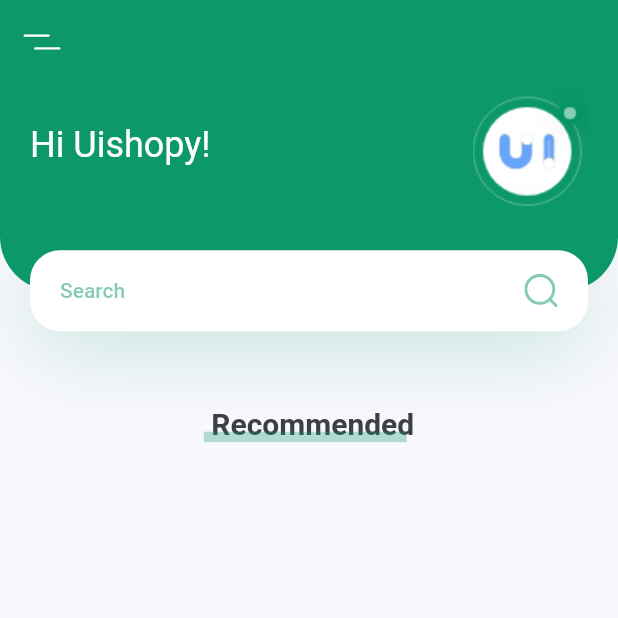
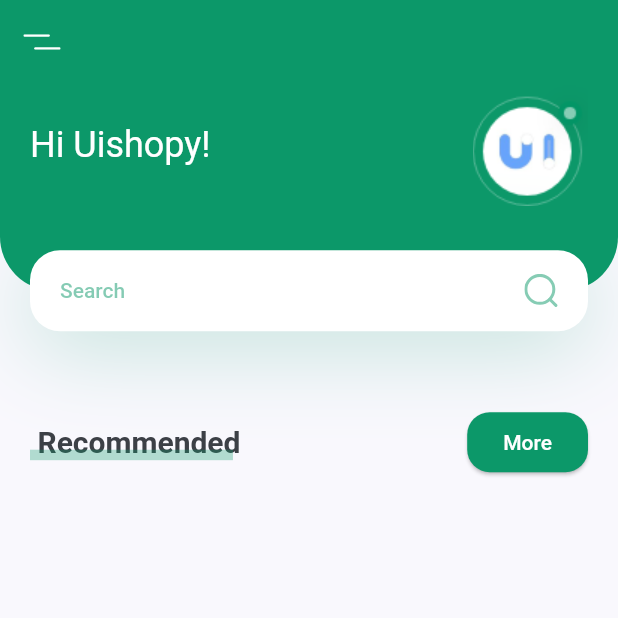
Before and after one commit to songhee24/plant_app_ui, a Flutter app: the screen it shows after launch, on a phone screen of 412 x 824 dp, the top half of it. Run offline on Flutter 3.47's test engine with Material 2 defaults, Android fonts, the phone set to English and light mode, and no system bars; our stand-ins replace flutter_svg.

Commit message:
TitleWithMoreButton component

```diff
--- a/lib/screens/home/components/body.dart
+++ b/lib/screens/home/components/body.dart
@@ -8,11 +8,14 @@ class Body extends StatelessWidget {
 
   @override
   Widget build(BuildContext context) {
-    return const SingleChildScrollView(
+    return SingleChildScrollView(
       child: Column(
         children: <Widget>[
-          HeaderWithSearchBox(),
-          TitleWithCustomUnderline(title: 'Recommended'),
+          const HeaderWithSearchBox(),
+          TitleWithMoreButton(
+            function: () {},
+            text: 'More',
+          ),
         ],
       ),
     );
@@ -54,3 +57,36 @@ class TitleWithCustomUnderline extends StatelessWidget {
     );
   }
 }
+
+class TitleWithMoreButton extends StatelessWidget {
+  final VoidCallback function;
+  final String text;
+  const TitleWithMoreButton(
+      {super.key, required this.function, required this.text});
+
+  @override
+  Widget build(BuildContext context) {
+    return Padding(
+      padding: const EdgeInsets.symmetric(horizontal: kDefaultPadding),
+      child: Row(
+        children: [
+          const TitleWithCustomUnderline(title: 'Recommended'),
+          const Spacer(),
+          ElevatedButton(
+            onPressed: function,
+            style: ElevatedButton.styleFrom(
+              backgroundColor: kPrimaryColor,
+              shape: RoundedRectangleBorder(
+                borderRadius: BorderRadius.circular(15),
+              ),
+            ),
+            child: Text(
+              text,
+              style: const TextStyle(color: Colors.white),
+            ),
+          ),
+        ],
+      ),
+    );
+  }
+}
```
